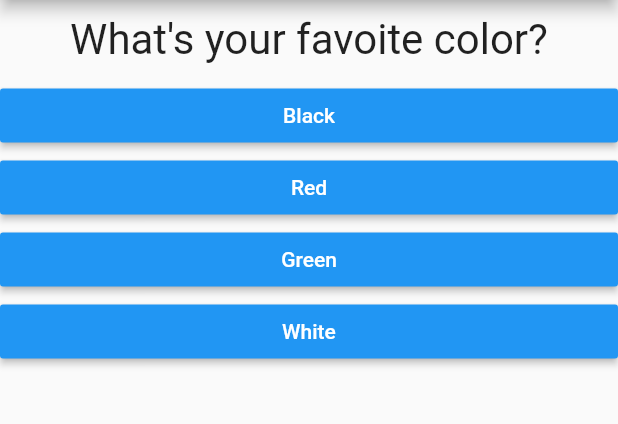
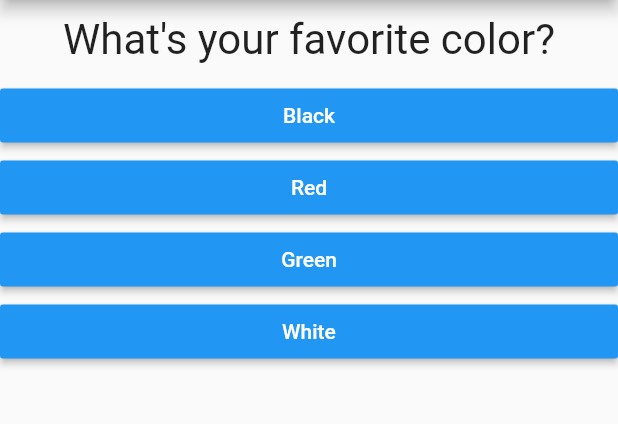
Before and after one commit to FerraroSoftware/Flutter1, a Flutter app: the screen it shows after launch, on a phone screen of 412 x 824 dp, the part 84-508 px from its top. Run offline on Flutter 3.47's test engine with Material 2 defaults, Android fonts, the phone set to English and light mode, and no system bars.

```diff
--- a/lib/main.dart
+++ b/lib/main.dart
@@ -29,31 +29,52 @@ class MyApp extends StatefulWidget {
 // MyAppState == public
 // _MyAppState == Can now only be used in this file where this class lives
 class _MyAppState extends State<MyApp> {
-  var _questionIndex = 0;
 
   // List will never change
   // This list of maps is used across the widgets
   final _questions = const [
     // Creating map shorthand, Map alterative
     {
-      'questionText': 'What\'s your favoite color?',
-      'answers': ['Black', 'Red', 'Green', 'White']
+      'questionText': 'What\'s your favorite color?',
+      'answers': [
+        {'text': 'Black', 'score': 10},
+        {'text': 'Red', 'score': 5},
+        {'text': 'Green', 'score': 3},
+        {'text': 'White', 'score': 1},
+      ],
     },
     {
       'questionText': 'What\'s your favorite animal?',
-      'answers': ['Rabbit', 'Dog', 'Elephant', 'Lion']
+      'answers': [
+        {'text': 'Rabbit', 'score': 3},
+        {'text': 'Snake', 'score': 11},
+        {'text': 'Elephant', 'score': 5},
+        {'text': 'Lion', 'score': 9},
+      ],
     },
     {
       'questionText': 'What\'s your favorite food?',
-      'answers': ['Steak', 'Pizza', 'Pasta', 'Chicken']
+      'answers': [
+        {'text': 'Steak', 'score': 10},
+        {'text': 'Pizza', 'score': 4},
+        {'text': 'Pasta', 'score': 2},
+        {'text': 'Chicken', 'score': 5},
+      ],
     },
   ];
 
+  var _questionIndex = 0;
+  var _totalScore = 0;
+
   // Increment question index in map to go through list
   // When complete need to handle response
-  void _answerQuestion() {
+  void _answerQuestion(int score) {
     // !!!Connection 3 :: using setState()
     // Calls the build() method again
+
+    // Update the score throughout quiz
+    _totalScore += score;
+
     setState(() {
       _questionIndex = _questionIndex + 1;
     });
@@ -74,8 +95,7 @@ class _MyAppState extends State<MyApp> {
                   questionIndex: _questionIndex,
                   questions: _questions,
                 )
-            : Result()
-      ),
+              : Result()),
     );
   }
 }
--- a/lib/quiz.dart
+++ b/lib/quiz.dart
@@ -29,8 +29,10 @@ class Quiz extends StatelessWidget {
         // Applies to every element in the map
         // Need to tell map as List of strings, doesn't beleive me
         // ... == spreadoperator
-        ...(questions[questionIndex]['answers'] as List<String>).map((answer) {
-          return Answer(answerQuestion, answer);
+        ...(questions[questionIndex]['answers'] as List<Map<String, Object>>).map((answer) {
+          // Get the address of answerQuestion and forward to Answer
+          // Anoynmous function
+          return Answer(() => answerQuestion(answer['score']), answer['text']);
         }).toList()
       ],
     );
```
Lines whose indentation alone changed are shown as unchanged.
